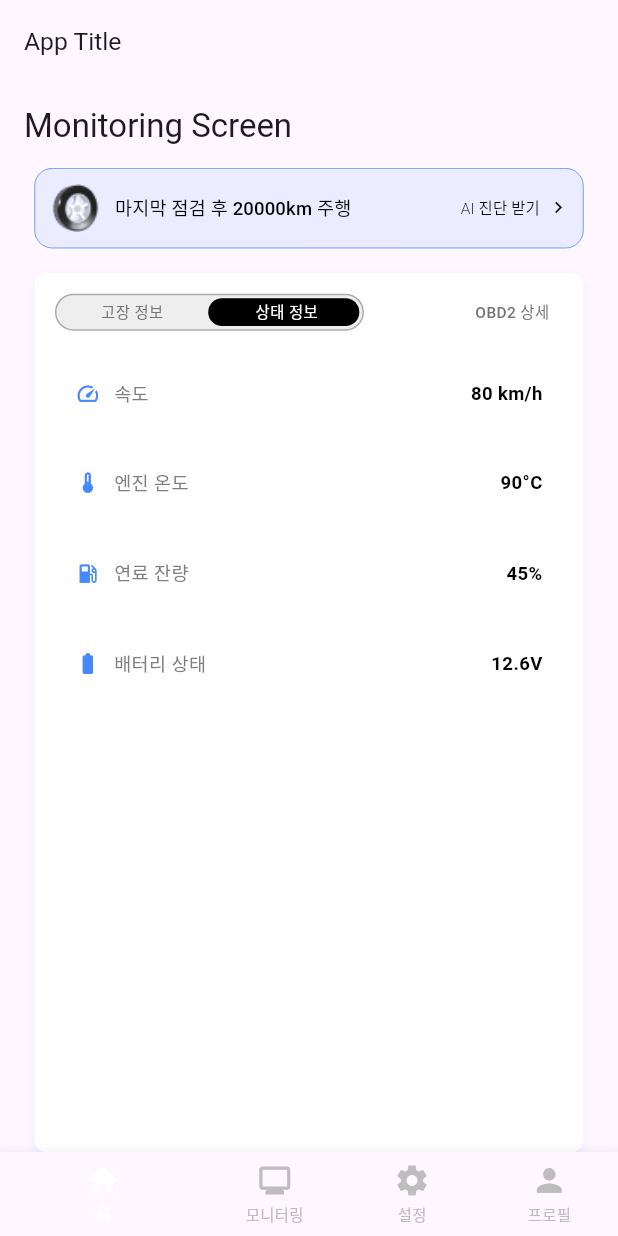
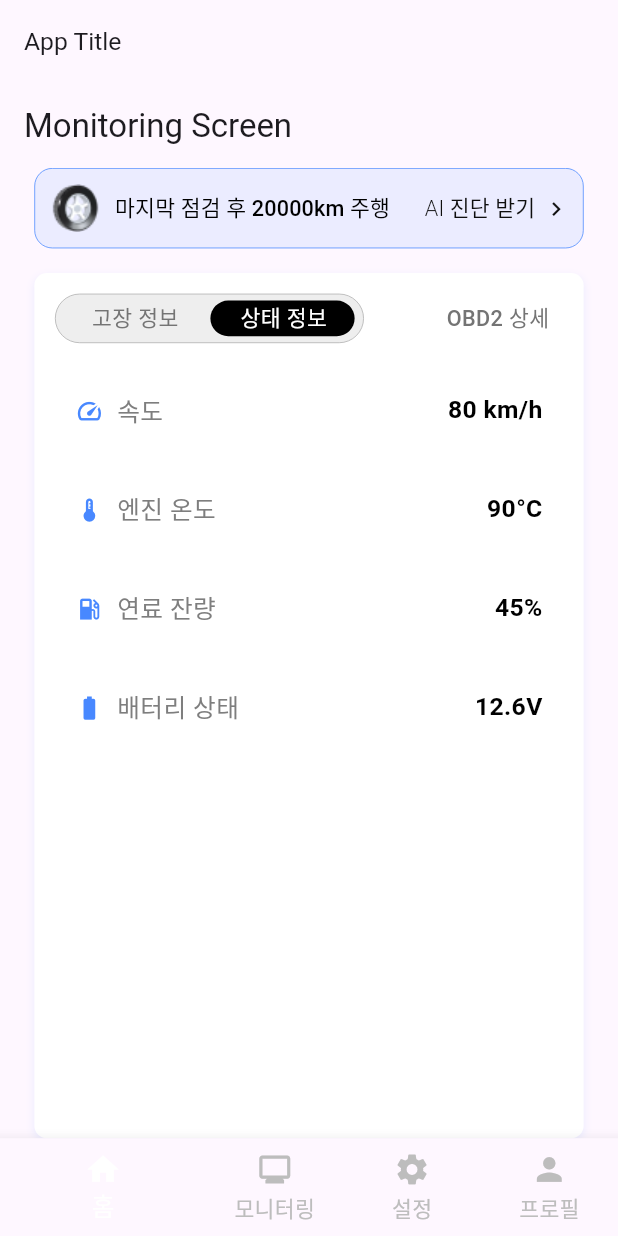
Before and after one commit to king0104/marimo, a Flutter app: the screen it shows after launch, after a tap on "상태 정보", on a phone screen of 412 x 824 dp. Run offline on Flutter 3.47's test engine with Material 3 defaults, Android fonts, the phone set to English and light mode, and no system bars; our stand-ins replace flutter_screenutil; Roboto replaces fonts that are missing (Freesentation, YourFontFamily).

Commit message:
🐛 fix: 컴포넌트 폰트 크기 수정

```diff
--- a/marimo_client/lib/main.dart
+++ b/marimo_client/lib/main.dart
@@ -87,9 +87,9 @@ class _MainScreenState extends State<MainScreen> {
             label: "프로필",
           ),
         ],
-        selectedLabelStyle: TextStyle(fontSize: 12.sp), // 📌 선택된 텍스트 크기 조정
+        selectedLabelStyle: TextStyle(fontSize: 16.sp), // 📌 선택된 텍스트 크기 조정
         unselectedLabelStyle: TextStyle(
-          fontSize: 10.sp,
+          fontSize: 14.sp,
         ), // 📌 선택되지 않은 텍스트 크기 조정
       ),
     );
--- a/marimo_client/lib/screens/monitoring/widgets/DtcInfoCard.dart
+++ b/marimo_client/lib/screens/monitoring/widgets/DtcInfoCard.dart
@@ -22,7 +22,7 @@ class DtcInfoCard extends StatelessWidget {
           Text(
             code,
             style: TextStyle(
-              fontSize: 8.sp,
+              fontSize: 14.sp,
               fontWeight: FontWeight.w300,
               color: const Color(0xFF7E7E7E),
             ),
@@ -32,7 +32,7 @@ class DtcInfoCard extends StatelessWidget {
           Text(
             description,
             style: TextStyle(
-              fontSize: 12.sp,
+              fontSize: 16.sp,
               fontWeight: FontWeight.w500,
               color: const Color(0xFF000000),
             ),
--- a/marimo_client/lib/screens/monitoring/widgets/ListToggle.dart
+++ b/marimo_client/lib/screens/monitoring/widgets/ListToggle.dart
@@ -15,30 +15,27 @@ class ListToggle extends StatelessWidget {
 
   @override
   Widget build(BuildContext context) {
-    return SizedBox(
-      width: 180.w, // ✅ 토글 너비 고정
-      height: 24.h, // ✅ 토글 높이 고정
-      child: Stack(
-        children: [
-          // ✅ 배경 박스 (연한 회색)
-          Container(
+    return Container(
+      width: 180.w, // ✅ 고정된 너비로 설정
+      height: 32.h, // ✅ 고정된 높이 (텍스트와 맞춤)
+      padding: EdgeInsets.symmetric(vertical: 4.h, horizontal: 3.w),
       decoration: BoxDecoration(
         color: Colors.grey[200],
         borderRadius: BorderRadius.circular(20.r),
-              border: Border.all(color: const Color(0xffACACAC)),
+        border: Border.all(color: const Color(0xffACACAC), width: 0.5),
       ),
-          ),
-
-          // ✅ 애니메이션 이동하는 검은색 선택 박스
+      child: Stack(
+        children: [
+          // ✅ 애니메이션으로 이동하는 검은색 선택 박스 (텍스트와 함께 움직임)
           AnimatedAlign(
             duration: const Duration(milliseconds: 250),
             curve: Curves.easeInOut,
             alignment:
                 isLeftSelected ? Alignment.centerLeft : Alignment.centerRight,
             child: Container(
-              width: 88.w,
+              width: 84.w, // ✅ 선택 박스 너비를 텍스트 크기에 맞춤
               height: 24.h,
-              margin: EdgeInsets.all(3.h),
+              margin: EdgeInsets.symmetric(horizontal: 2.w),
               decoration: BoxDecoration(
                 color: Colors.black,
                 borderRadius: BorderRadius.circular(20.r),
@@ -46,21 +43,20 @@ class ListToggle extends StatelessWidget {
             ),
           ),
 
-          // ✅ 텍스트 및 클릭 가능 영역 확장
-          Positioned.fill(
-            child: Row(
+          // ✅ 텍스트를 같은 Row 안에 배치하여 이동 시 정렬 유지
+          Row(
+            mainAxisAlignment: MainAxisAlignment.spaceBetween,
             children: [
               _buildToggleText("고장 정보", isLeft: true, onTap: onLeftTap),
               _buildToggleText("상태 정보", isLeft: false, onTap: onRightTap),
             ],
-            ),
           ),
         ],
       ),
     );
   }
 
-  /// ✅ **터치 가능한 전체 영역을 `GestureDetector`로 감싸기 + 글자 찌부 방지**
+  /// ✅ **터치 가능한 전체 영역을 `GestureDetector`로 감싸기 + 정렬 유지**
   Widget _buildToggleText(
     String title, {
     required bool isLeft,
@@ -70,12 +66,13 @@ class ListToggle extends StatelessWidget {
       child: GestureDetector(
         behavior: HitTestBehavior.opaque, // ✅ 빈 공간도 터치 가능
         onTap: onTap,
-        child: Center(
+        child: Align(
+          alignment: Alignment.center,
           child: Text(
             title,
             style: TextStyle(
-              fontSize: 10.sp, // ✅ OBD2 상세와 동일한 크기
-              fontWeight: FontWeight.w500, // ✅ 동일한 Weight 설정
+              fontSize: 14.sp, // ✅ 폰트 크기를 유지하면서 적절한 크기 조정
+              fontWeight: FontWeight.w500,
               color:
                   (isLeftSelected == isLeft)
                       ? Colors.white
--- a/marimo_client/lib/screens/monitoring/widgets/Obd2InfoList.dart
+++ b/marimo_client/lib/screens/monitoring/widgets/Obd2InfoList.dart
@@ -69,7 +69,7 @@ class _Obd2InfoListState extends State<Obd2InfoList> {
                   child: Text(
                     "OBD2 상세",
                     style: TextStyle(
-                      fontSize: 10.sp, // ✅ ListToggle 내부와 동일한 폰트 크기
+                      fontSize: 14.sp, // ✅ ListToggle 내부와 동일한 폰트 크기
                       fontWeight: FontWeight.w500, // ✅ 동일한 Weight 설정
                       fontFamily: 'YourFontFamily', // ✅ 동일한 폰트 패밀리 설정 (필요시 추가)
                       color: const Color(0xFF747474),
--- a/marimo_client/lib/screens/monitoring/widgets/StatusInfoCard.dart
+++ b/marimo_client/lib/screens/monitoring/widgets/StatusInfoCard.dart
@@ -26,12 +26,12 @@ class StatusInfoCard extends StatelessWidget {
         children: [
           Row(
             children: [
-              Icon(icon, size: 16.sp, color: const Color(0xFF4888FF)),
+              Icon(icon, size: 18.sp, color: const Color(0xFF4888FF)),
               SizedBox(width: 8.w),
               Text(
                 title,
                 style: TextStyle(
-                  fontSize: 12.sp,
+                  fontSize: 16.sp,
                   fontWeight: FontWeight.w500,
                   color: const Color(0xFF7E7E7E),
                 ),
@@ -41,7 +41,7 @@ class StatusInfoCard extends StatelessWidget {
           Text(
             value,
             style: TextStyle(
-              fontSize: 12.sp,
+              fontSize: 16.sp,
               fontWeight: FontWeight.w600,
               color: const Color(0xFF000000),
             ),
--- a/marimo_client/lib/screens/monitoring/widgets/TireDiagnosisButton.dart
+++ b/marimo_client/lib/screens/monitoring/widgets/TireDiagnosisButton.dart
@@ -45,7 +45,7 @@ class TireDiagnosisButton extends StatelessWidget {
                 child: Text(
                   "마지막 점검 후 20000km 주행",
                   style: TextStyle(
-                    fontSize: 12.sp,
+                    fontSize: 14.sp,
                     fontWeight: FontWeight.w500,
                     color: Colors.black,
                   ),
@@ -58,7 +58,7 @@ class TireDiagnosisButton extends StatelessWidget {
               Text(
                 "AI 진단 받기",
                 style: TextStyle(
-                  fontSize: 10.sp,
+                  fontSize: 14.sp,
                   fontWeight: FontWeight.w300,
                   color: const Color(0xFF0E0E0E),
                 ),
@@ -66,7 +66,7 @@ class TireDiagnosisButton extends StatelessWidget {
               SizedBox(width: 4.w),
               Icon(
                 Icons.chevron_right,
-                size: 15.sp,
+                size: 18.sp,
                 color: const Color(0xFF0E0E0E),
               ),
             ],
```
Lines whose indentation alone changed are shown as unchanged.
